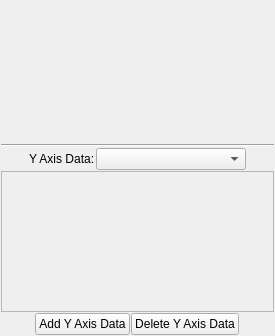
Old version of the form code/plotms/GuiTabs/PlotMSAxesTab.ui in the repository pkgw/casa.
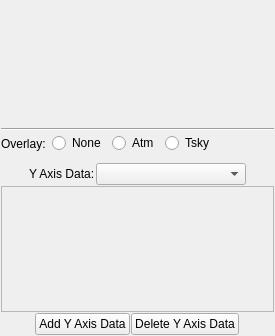
New version of the form.

Commit message: Moved overlays to Axes tab

```diff
--- a/code/plotms/GuiTabs/PlotMSAxesTab.ui
+++ b/code/plotms/GuiTabs/PlotMSAxesTab.ui
@@ -44,7 +44,82 @@
     </widget>
    </item>
    <item>
-    <layout class="QHBoxLayout" name="horizontalLayout_2">
+    <widget class="QFrame" name="overlayFrame">
+     <property name="sizePolicy">
+      <sizepolicy hsizetype="Preferred" vsizetype="Fixed">
+       <horstretch>0</horstretch>
+       <verstretch>0</verstretch>
+      </sizepolicy>
+     </property>
+     <property name="minimumSize">
+      <size>
+       <width>0</width>
+       <height>30</height>
+      </size>
+     </property>
+     <property name="frameShape">
+      <enum>QFrame::NoFrame</enum>
+     </property>
+     <property name="frameShadow">
+      <enum>QFrame::Raised</enum>
+     </property>
+     <widget class="QWidget" name="layoutWidget">
+      <property name="geometry">
+       <rect>
+        <x>0</x>
+        <y>0</y>
+        <width>271</width>
+        <height>23</height>
+       </rect>
+      </property>
+      <layout class="QHBoxLayout" name="horizontalLayout_2">
+       <item>
+        <widget class="QLabel" name="overlayLabel">
+         <property name="text">
+          <string>Overlay:</string>
+         </property>
+        </widget>
+       </item>
+       <item>
+        <widget class="QRadioButton" name="noneRadio">
+         <property name="text">
+          <string>None</string>
+         </property>
+        </widget>
+       </item>
+       <item>
+        <widget class="QRadioButton" name="atmRadio">
+         <property name="text">
+          <string>Atm</string>
+         </property>
+        </widget>
+       </item>
+       <item>
+        <widget class="QRadioButton" name="tskyRadio">
+         <property name="text">
+          <string>Tsky</string>
+         </property>
+        </widget>
+       </item>
+       <item>
+        <spacer name="horizontalSpacer2">
+         <property name="orientation">
+          <enum>Qt::Horizontal</enum>
+         </property>
+         <property name="sizeHint" stdset="0">
+          <size>
+           <width>40</width>
+           <height>20</height>
+          </size>
+         </property>
+        </spacer>
+       </item>
+      </layout>
+     </widget>
+    </widget>
+   </item>
+   <item>
+    <layout class="QHBoxLayout" name="horizontalLayout_3">
      <item>
       <spacer name="horizontalSpacer_3">
        <property name="orientation">
```
Left out of the diff: 2 changed lines with no effect on the pictures. The commit also changes 15 other files.
